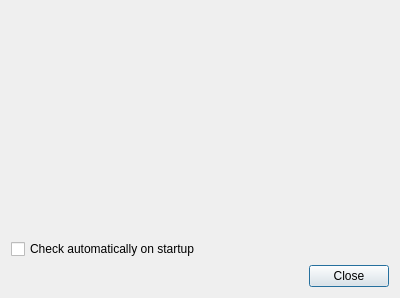
First picture: the form in src/gui/autoupdatecheckdialog.ui, repository echmet/CEval, before the edit.
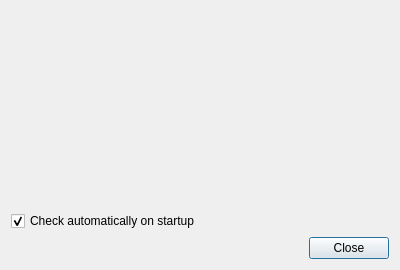
Second picture: the form after the edit. Custom widgets are drawn as their Qt base class.

```diff
--- a/src/gui/autoupdatecheckdialog.ui
+++ b/src/gui/autoupdatecheckdialog.ui
@@ -7,7 +7,7 @@
     <x>0</x>
     <y>0</y>
     <width>400</width>
-    <height>298</height>
+    <height>270</height>
    </rect>
   </property>
   <property name="windowTitle">
@@ -35,6 +35,9 @@
      <property name="text">
       <string>Check automatically on startup</string>
      </property>
+     <property name="checked">
+      <bool>true</bool>
+     </property>
     </widget>
    </item>
    <item>
```
Left out of the diff: 2 changed lines with no effect on the pictures.
